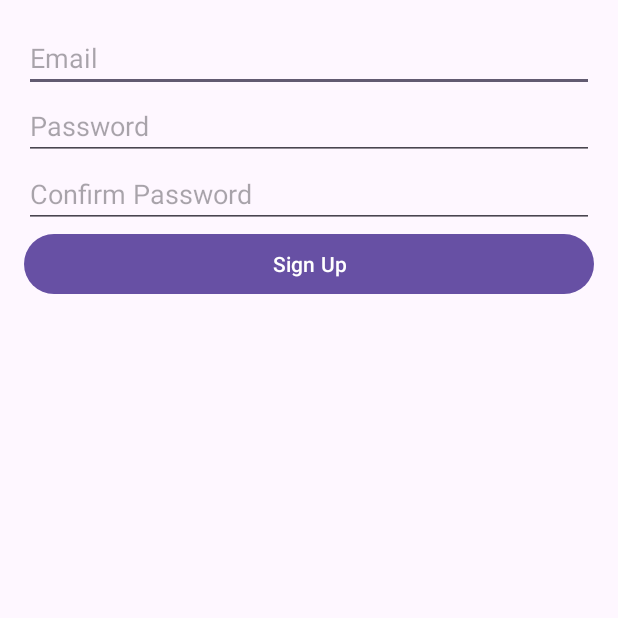
After one commit to mklishnyov/android_educate, an Android app: the SignUpActivity screen opened directly, with no data from a screen before it, on a phone screen of 412 x 824 dp, the top half of it. The commit adds this screen. Run offline under Robolectric (Android 15) with nearby library versions, the phone set to English and light mode, and no system bars.

Commit message:
07.06.24

```diff
--- /dev/null
+++ b/Ozinshe/app/src/main/java/com/example/ozinshe/SignUpActivity.kt
@@ -0,0 +1,56 @@
+package com.example.ozinshe
+
+import android.os.Bundle
+import android.util.Log
+import android.widget.Button
+import android.widget.EditText
+import android.widget.Toast
+import androidx.activity.viewModels
+import androidx.appcompat.app.AppCompatActivity
+import com.example.ozinshe.data.AuthRepository
+import com.example.ozinshe.data.AuthViewModel
+import com.example.ozinshe.data.AuthViewModelFactory
+import com.example.ozinshe.data.RetrofitInstance
+import com.example.ozinshe.databinding.ActivityRegBinding
+
+class SignUpActivity : AppCompatActivity() {
+
+    private lateinit var binding: ActivityRegBinding
+    private val authViewModel: AuthViewModel by viewModels {
+        AuthViewModelFactory(AuthRepository(RetrofitInstance.apiService))
+    }
+
+    override fun onCreate(savedInstanceState: Bundle?) {
+        super.onCreate(savedInstanceState)
+        binding = ActivityRegBinding.inflate(layoutInflater)
+        setContentView(binding.root)
+
+        val emailEditText: EditText = findViewById(R.id.emailEditText)
+        val passwordEditText: EditText = findViewById(R.id.passwordEditText)
+        val confirmPasswordEditText: EditText = findViewById(R.id.confirmPasswordEditText)
+        val signUpButton: Button = findViewById(R.id.signUpButton)
+
+        signUpButton.setOnClickListener {
+            val email = emailEditText.text.toString()
+            val password = passwordEditText.text.toString()
+            val confirmPassword = confirmPasswordEditText.text.toString()
+
+            if (email.isNotEmpty() && password.isNotEmpty() && confirmPassword.isNotEmpty()) {
+                if (password == confirmPassword) {
+                    authViewModel.signUp(email, password, email) { response ->
+                        if (response != null) {
+                            Log.d("SignUpActivity", "Success: ${response.username}, Token: ${response.accessToken}")
+                        } else {
+                            Log.d("SignUpActivity", "Error: Registration failed")
+                            Toast.makeText(this, "Registration failed", Toast.LENGTH_SHORT).show()
+                        }
+                    }
+                } else {
+                    Toast.makeText(this, "Passwords do not match", Toast.LENGTH_SHORT).show()
+                }
+            } else {
+                Toast.makeText(this, "Fields cannot be empty", Toast.LENGTH_SHORT).show()
+            }
+        }
+    }
+}
--- a/Ozinshe/app/src/main/java/com/example/ozinshe/data/AuthRepository.kt
+++ b/Ozinshe/app/src/main/java/com/example/ozinshe/data/AuthRepository.kt
@@ -1,7 +1,7 @@
 package com.example.ozinshe.data
 
 class AuthRepository(private val apiService: ApiService) {
-    suspend fun signIn(email: String, password: String): AuthSignInResponse {
-        return apiService.signIn(SignInRequest(email, password))
+    suspend fun signUp(email: String, password: String, username: String): SignUpResponse {
+        return apiService.signUp(SignUpRequest(email, password, username))
     }
 }
--- a/Ozinshe/app/src/main/java/com/example/ozinshe/data/AuthSignInResponse.kt
+++ b/Ozinshe/app/src/main/java/com/example/ozinshe/data/AuthSignInUpResponse.kt
@@ -3,7 +3,7 @@ package com.example.ozinshe.data
 
 import com.google.gson.annotations.SerializedName
 
-data class AuthSignInResponse(
+data class AuthSignInUpResponse(
     @SerializedName("id")
     val id: Int, // 25717
     @SerializedName("username")
--- a/Ozinshe/app/src/main/java/com/example/ozinshe/data/SignInReguest.kt
+++ /dev/null
@@ -1,4 +0,0 @@
-package com.example.ozinshe.data
-
-data class SignInRequest(val email: String,
-                         val password: String)
--- /dev/null
+++ b/Ozinshe/app/src/main/java/com/example/ozinshe/data/User.kt
@@ -0,0 +1,3 @@
+package com.example.ozinshe.data
+
+data class User(val email: String, val password: String)
--- /dev/null
+++ b/Ozinshe/app/src/main/res/layout/activity_reg.xml
@@ -0,0 +1,45 @@
+<?xml version="1.0" encoding="utf-8"?>
+<androidx.constraintlayout.widget.ConstraintLayout xmlns:android="http://schemas.android.com/apk/res/android"
+    xmlns:app="http://schemas.android.com/apk/res-auto"
+    xmlns:tools="http://schemas.android.com/tools"
+    android:layout_width="match_parent"
+    android:layout_height="match_parent"
+    android:orientation="vertical"
+    android:padding="16dp">
+
+    <EditText
+        android:id="@+id/emailEditText"
+        android:layout_width="match_parent"
+        android:layout_height="wrap_content"
+        android:hint="Email"
+        android:inputType="textEmailAddress"
+        app:layout_constraintEnd_toEndOf="parent"
+        app:layout_constraintStart_toStartOf="parent"
+        app:layout_constraintTop_toTopOf="parent" />
+
+    <EditText
+        android:id="@+id/passwordEditText"
+        android:layout_width="match_parent"
+        android:layout_height="wrap_content"
+        android:hint="Password"
+        android:inputType="textPassword"
+        app:layout_constraintTop_toBottomOf="@+id/emailEditText"
+        tools:layout_editor_absoluteX="40dp" />
+
+    <EditText
+        android:id="@+id/confirmPasswordEditText"
+        android:layout_width="match_parent"
+        android:layout_height="wrap_content"
+        android:hint="Confirm Password"
+        android:inputType="textPassword"
+        app:layout_constraintTop_toBottomOf="@+id/passwordEditText"
+        tools:layout_editor_absoluteX="16dp" />
+
+    <Button
+        android:id="@+id/signUpButton"
+        android:layout_width="match_parent"
+        android:layout_height="wrap_content"
+        android:text="Sign Up"
+        app:layout_constraintTop_toBottomOf="@+id/confirmPasswordEditText"
+        tools:layout_editor_absoluteX="1dp" />
+</androidx.constraintlayout.widget.ConstraintLayout>
```
Also changed, not shown: Ozinshe/app/src/main/AndroidManifest.xml (+6 -1 lines), Ozinshe/app/src/main/java/com/example/ozinshe/AuthActivity.kt (+5 -34 lines), Ozinshe/app/src/main/java/com/example/ozinshe/data/ApiService.kt (+17 -3 lines), Ozinshe/app/src/main/java/com/example/ozinshe/data/AuthViewModel.kt (+13 -2 lines), Ozinshe/app/src/main/java/com/example/ozinshe/data/AuthViewModelFactory.kt (deleted, +0 -14 lines), Ozinshe/app/src/main/java/com/example/ozinshe/data/Retrofit.kt (+4 -5 lines), Ozinshe/app/src/main/res/layout/activity_auth.xml (+9 -0 lines).
